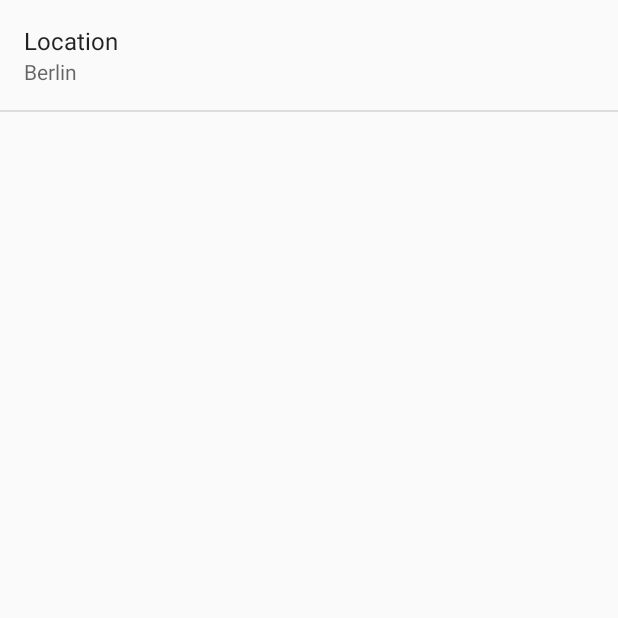
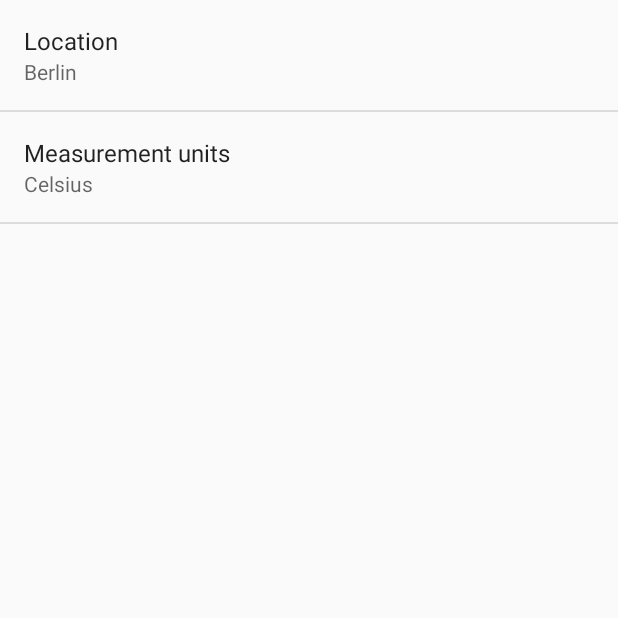
Before and after one commit to devespro/Sunshine-App, an Android app: the screen it shows after launch (SettingsActivity), in the options menu, after a tap on "Settings", on a phone screen of 412 x 824 dp, the top half of it. Run offline under Robolectric (Android 15) with nearby library versions, the phone set to English and light mode, and no system bars.

Commit message:
added pref units settings

```diff
--- a/app/src/main/java/pro/deves/sunshineapp/ForecastFragment.java
+++ b/app/src/main/java/pro/deves/sunshineapp/ForecastFragment.java
@@ -1,9 +1,11 @@
 package pro.deves.sunshineapp;
 
 import android.content.Intent;
+import android.content.SharedPreferences;
 import android.net.Uri;
 import android.os.AsyncTask;
 import android.os.Bundle;
+import android.preference.PreferenceManager;
 import android.support.v4.app.Fragment;
 import android.text.format.Time;
 import android.util.Log;
@@ -29,7 +31,6 @@ import java.net.HttpURLConnection;
 import java.net.URL;
 import java.text.SimpleDateFormat;
 import java.util.ArrayList;
-import java.util.Arrays;
 import java.util.List;
 
 /**
@@ -39,6 +40,8 @@ public class ForecastFragment extends Fragment {
 
     private ArrayAdapter<String> mForecastAdapter;
 
+    private static final String LOG_TAG = ForecastFragment.class.getSimpleName();
+
     public ForecastFragment() {
     }
 
@@ -46,6 +49,12 @@ public class ForecastFragment extends Fragment {
     public void onCreate(Bundle savedInstanceState) {
         super.onCreate(savedInstanceState);
         setHasOptionsMenu(true);
+    }
+
+    @Override
+    public void onStart() {
+        super.onStart();
+        updateWeather();
     }
 
     @Override
@@ -59,8 +68,7 @@ public class ForecastFragment extends Fragment {
 
         int id = item.getItemId();
         if (id == R.id.action_refresh) {
-            FetchWeatherTask weatherTask = new FetchWeatherTask();
-            weatherTask.execute("Berlin");
+            updateWeather();
             return true;
         }
         if (id == R.id.action_settings){
@@ -75,16 +83,8 @@ public class ForecastFragment extends Fragment {
     public View onCreateView(LayoutInflater inflater, ViewGroup container, Bundle savedInstanceState) {
 
         // Create some dummy data for the ListView.  Here's a sample weekly forecast
-        String[] data = {
-                "Mon 6/23 - Sunny - 31/17",
-                "Tue 6/24 - Foggy - 21/8",
-                "Wed 6/25 - Cloudy - 22/17",
-                "Thurs 6/26 - Rainy - 18/11",
-                "Fri 6/27 - Foggy - 21/10",
-                "Sat 6/28 - Sunny - 23/18",
-                "Sun 6/29 - Sunny - 20/7"
-        };
-        List<String> weekForecast = new ArrayList<>(Arrays.asList(data));
+
+        List<String> weekForecast = new ArrayList<>();
 
         mForecastAdapter = new ArrayAdapter<>(getActivity(),
                                         R.layout.list_item_forecast, // The name of the layout ID.
@@ -110,6 +110,13 @@ public class ForecastFragment extends Fragment {
         return rootView;
     }
 
+    private void updateWeather(){
+        FetchWeatherTask weatherTask = new FetchWeatherTask();
+        SharedPreferences preference = PreferenceManager.getDefaultSharedPreferences(getActivity());
+        String prefLocation = preference.getString(getResources().getString(R.string.pref_location_key), getResources().getString(R.string.pref_location_default));
+        weatherTask.execute(prefLocation);
+    }
+
     public class FetchWeatherTask extends AsyncTask<String, Void, String[]> {
 
         private final String LOG_TAG = FetchWeatherTask.class.getSimpleName();
@@ -123,6 +130,13 @@ public class ForecastFragment extends Fragment {
 
         private String formatHighLows(double high, double low) {
             // For presentation, assume the user doesn't care about tenths of a degree.
+            //T(°F) = T(°C) × 9/5 + 32
+            SharedPreferences preferences = PreferenceManager.getDefaultSharedPreferences(getActivity());
+            String prefUnits = preferences.getString(getString(R.string.pref_units_key), getString(R.string.pref_units_default));
+            if (!prefUnits.equals("celsius")){
+                high = high * 9/5 + 32;
+                low = low * 9/5 + 32;
+            }
             long roundedHigh = Math.round(high);
             long roundedLow = Math.round(low);
 
@@ -229,7 +243,7 @@ public class ForecastFragment extends Fragment {
                 final String UNITS_PARAM = "units";
                 final String DAYS_PARAM = "cnt";
                 final String APPID_PARAM = "APPID";
-
+                Log.i(LOG_TAG, "doInBackground: getting data for " + params[0]);
                 Uri builtUri = Uri.parse(FORECAST_BASE_URL).buildUpon()
                         .appendQueryParameter(QUERY_PARAM, params[0])
                         .appendQueryParameter(FORMAT_PARAM, format)
--- a/app/src/main/java/pro/deves/sunshineapp/SettingsActivity.java
+++ b/app/src/main/java/pro/deves/sunshineapp/SettingsActivity.java
@@ -16,6 +16,7 @@ public class SettingsActivity extends PreferenceActivity implements Preference.O
         super.onCreate(savedInstanceState);
         addPreferencesFromResource(R.xml.preferences);
         bindPreferenceSummaryToValue(findPreference(getString(R.string.pref_location_key)));
+        bindPreferenceSummaryToValue(findPreference(getString(R.string.pref_units_key)));
     }
 
     /**
--- /dev/null
+++ b/app/src/main/res/values/array.xml
@@ -0,0 +1,13 @@
+<?xml version="1.0" encoding="utf-8"?>
+<resources>
+    <string-array name="units_entries">
+        <item>Celsius</item>
+        <item>Fahrenheit</item>
+    </string-array>
+
+    <string-array name="units_entries_values">
+        <item>celsius</item>
+        <item>fahrenheit</item>
+    </string-array>
+
+</resources>
--- a/app/src/main/res/values/strings.xml
+++ b/app/src/main/res/values/strings.xml
@@ -10,11 +10,14 @@
 
     <!-- Label for the location preference [CHAR LIMIT=30] -->
     <string name="pref_location_label">Location</string>
+    <string name="pref_units_label">Measurement units</string>
 
     <!-- Key name for storing location in SharedPreferences [CHAR LIMIT=NONE] -->
     <string name="pref_location_key" translatable="false">location</string>
+    <string name="pref_units_key" translatable="false">units</string>
 
     <!-- Default postal code for location preference [CHAR LIMIT=NONE] -->
     <string name="pref_location_default" translatable="false">Berlin</string>
+    <string name="pref_units_default" translatable="false">celsius</string>
 
 </resources>
--- a/app/src/main/res/xml/preferences.xml
+++ b/app/src/main/res/xml/preferences.xml
@@ -7,4 +7,13 @@
        android:inputType="text"
        android:singleLine="true"
        />
+    <ListPreference
+        android:title="@string/pref_units_label"
+        android:key="@string/pref_units_key"
+        android:defaultValue="@string/pref_units_default"
+        android:entries="@array/units_entries"
+        android:entryValues="@array/units_entries_values"/>
+
+
+
 </PreferenceScreen>
```
